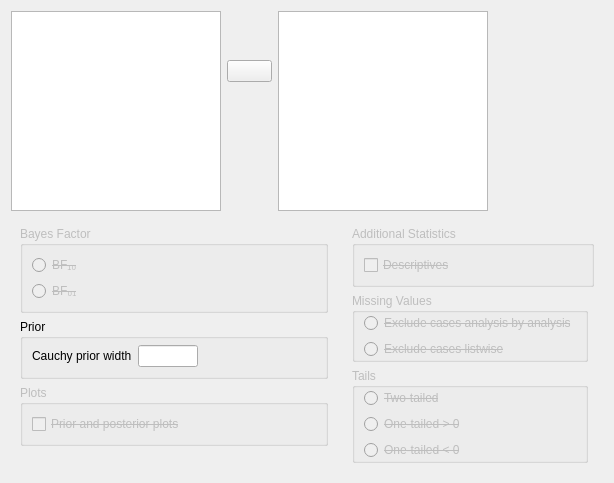
Before: the Qt Designer form JASP-Desktop/analysisforms/ttestbayesianonesampleform.ui in jasp-stats/jasp-desktop, drawn with Qt 5.
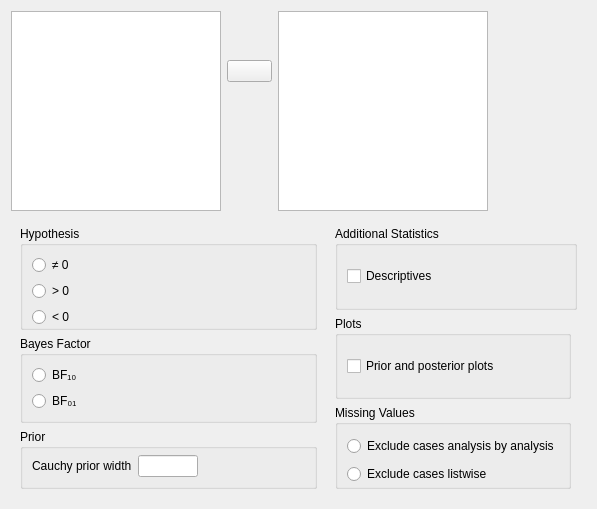
After: the same form once the commit is applied. Custom widgets are drawn as their Qt base class.

Patch:
```diff
--- a/JASP-Desktop/analysisforms/ttestbayesianonesampleform.ui
+++ b/JASP-Desktop/analysisforms/ttestbayesianonesampleform.ui
@@ -6,8 +6,8 @@
    <rect>
     <x>0</x>
     <y>0</y>
-    <width>614</width>
-    <height>482</height>
+    <width>597</width>
+    <height>493</height>
    </rect>
   </property>
   <property name="windowTitle">
@@ -29,40 +29,13 @@
       <property name="bottomMargin">
        <number>0</number>
       </property>
+      <property name="horizontalSpacing">
+       <number>0</number>
+      </property>
       <item row="0" column="0">
        <widget class="QWidget" name="widget_2" native="true">
         <layout class="QGridLayout" name="gridLayout_5">
-         <item row="2" column="0">
-          <widget class="QGroupBox" name="groupBox_2">
-           <property name="enabled">
-            <bool>false</bool>
-           </property>
-           <property name="title">
-            <string>Plots</string>
-           </property>
-           <property name="flat">
-            <bool>true</bool>
-           </property>
-           <layout class="QGridLayout" name="gridLayout_12">
-            <item row="0" column="0">
-             <widget class="BoundCheckBox" name="plots">
-              <property name="enabled">
-               <bool>false</bool>
-              </property>
-              <property name="font">
-               <font>
-                <strikeout>true</strikeout>
-               </font>
-              </property>
-              <property name="text">
-               <string>Prior and posterior plots</string>
-              </property>
-             </widget>
-            </item>
-           </layout>
-          </widget>
-         </item>
-         <item row="3" column="0">
+         <item row="6" column="0">
           <spacer name="verticalSpacer">
            <property name="orientation">
             <enum>Qt::Vertical</enum>
@@ -75,7 +48,43 @@
            </property>
           </spacer>
          </item>
-         <item row="1" column="0">
+         <item row="0" column="0">
+          <widget class="BoundGroupBox" name="hypothesis">
+           <property name="title">
+            <string>Hypothesis</string>
+           </property>
+           <property name="flat">
+            <bool>true</bool>
+           </property>
+           <layout class="QGridLayout" name="gridLayout_9">
+            <property name="bottomMargin">
+             <number>0</number>
+            </property>
+            <item row="2" column="0">
+             <widget class="QRadioButton" name="_3oneTailedLessThan">
+              <property name="text">
+               <string>&lt; 0</string>
+              </property>
+             </widget>
+            </item>
+            <item row="1" column="0">
+             <widget class="QRadioButton" name="_2oneTailedGreaterThan">
+              <property name="text">
+               <string>&gt; 0</string>
+              </property>
+             </widget>
+            </item>
+            <item row="0" column="0">
+             <widget class="QRadioButton" name="_1twoTailed">
+              <property name="text">
+               <string>≠ 0</string>
+              </property>
+             </widget>
+            </item>
+           </layout>
+          </widget>
+         </item>
+         <item row="2" column="0">
           <widget class="QGroupBox" name="groupBox">
            <property name="title">
             <string>Prior</string>
@@ -126,11 +135,8 @@
            </layout>
           </widget>
          </item>
-         <item row="0" column="0">
+         <item row="1" column="0">
           <widget class="BoundGroupBox" name="bayesFactorType">
-           <property name="enabled">
-            <bool>false</bool>
-           </property>
            <property name="title">
             <string>Bayes Factor</string>
            </property>
@@ -140,11 +146,6 @@
            <layout class="QGridLayout" name="gridLayout_13">
             <item row="1" column="0">
              <widget class="QRadioButton" name="_2">
-              <property name="font">
-               <font>
-                <strikeout>true</strikeout>
-               </font>
-              </property>
               <property name="text">
                <string>BF₀₁</string>
               </property>
@@ -152,11 +153,6 @@
             </item>
             <item row="0" column="0">
              <widget class="QRadioButton" name="_1">
-              <property name="font">
-               <font>
-                <strikeout>true</strikeout>
-               </font>
-              </property>
               <property name="text">
                <string>BF₁₀</string>
               </property>
@@ -172,67 +168,7 @@
        <widget class="QWidget" name="widget_3" native="true">
         <layout class="QGridLayout" name="gridLayout_2">
          <item row="2" column="0">
-          <widget class="BoundGroupBox" name="tails">
-           <property name="enabled">
-            <bool>false</bool>
-           </property>
-           <property name="title">
-            <string>Tails</string>
-           </property>
-           <property name="flat">
-            <bool>true</bool>
-           </property>
-           <layout class="QGridLayout" name="gridLayout_9">
-            <property name="topMargin">
-             <number>0</number>
-            </property>
-            <property name="bottomMargin">
-             <number>0</number>
-            </property>
-            <item row="2" column="0">
-             <widget class="QRadioButton" name="_3oneTailedLessThan">
-              <property name="font">
-               <font>
-                <strikeout>true</strikeout>
-               </font>
-              </property>
-              <property name="text">
-               <string>One-tailed &lt; 0</string>
-              </property>
-             </widget>
-            </item>
-            <item row="1" column="0">
-             <widget class="QRadioButton" name="_2oneTailedGreaterThan">
-              <property name="font">
-               <font>
-                <strikeout>true</strikeout>
-               </font>
-              </property>
-              <property name="text">
-               <string>One-tailed &gt; 0</string>
-              </property>
-             </widget>
-            </item>
-            <item row="0" column="0">
-             <widget class="QRadioButton" name="_1twoTailed">
-              <property name="font">
-               <font>
-                <strikeout>true</strikeout>
-               </font>
-              </property>
-              <property name="text">
-               <string>Two-tailed</string>
-              </property>
-             </widget>
-            </item>
-           </layout>
-          </widget>
-         </item>
-         <item row="1" column="0">
           <widget class="BoundGroupBox" name="missingValues">
-           <property name="enabled">
-            <bool>false</bool>
-           </property>
            <property name="title">
             <string>Missing Values</string>
            </property>
@@ -240,19 +176,11 @@
             <bool>true</bool>
            </property>
            <layout class="QGridLayout" name="gridLayout_6">
-            <property name="topMargin">
-             <number>0</number>
-            </property>
             <property name="bottomMargin">
              <number>0</number>
             </property>
             <item row="0" column="0">
              <widget class="QRadioButton" name="_1excludeAnalysisByAnalysis">
-              <property name="font">
-               <font>
-                <strikeout>true</strikeout>
-               </font>
-              </property>
               <property name="text">
                <string>Exclude cases analysis by analysis</string>
               </property>
@@ -260,11 +188,6 @@
             </item>
             <item row="1" column="0">
              <widget class="QRadioButton" name="_2excludeListwise">
-              <property name="font">
-               <font>
-                <strikeout>true</strikeout>
-               </font>
-              </property>
               <property name="text">
                <string>Exclude cases listwise</string>
               </property>
@@ -274,10 +197,7 @@
           </widget>
          </item>
          <item row="0" column="0" colspan="2">
-          <widget class="QGroupBox" name="groupBox_7">
-           <property name="enabled">
-            <bool>false</bool>
-           </property>
+          <widget class="QGroupBox" name="additionalStatisticsGroup">
            <property name="title">
             <string>Additional Statistics</string>
            </property>
@@ -287,11 +207,6 @@
            <layout class="QGridLayout" name="gridLayout_3">
             <item row="0" column="0" colspan="2">
              <widget class="BoundCheckBox" name="descriptives">
-              <property name="font">
-               <font>
-                <strikeout>true</strikeout>
-               </font>
-              </property>
               <property name="text">
                <string>Descriptives</string>
               </property>
@@ -300,6 +215,25 @@
            </layout>
           </widget>
          </item>
+         <item row="1" column="0">
+          <widget class="QGroupBox" name="plotsGroup">
+           <property name="title">
+            <string>Plots</string>
+           </property>
+           <property name="flat">
+            <bool>true</bool>
+           </property>
+           <layout class="QGridLayout" name="gridLayout_12">
+            <item row="0" column="0">
+             <widget class="BoundCheckBox" name="plots">
+              <property name="text">
+               <string>Prior and posterior plots</string>
+              </property>
+             </widget>
+            </item>
+           </layout>
+          </widget>
+         </item>
         </layout>
        </widget>
       </item>
```
